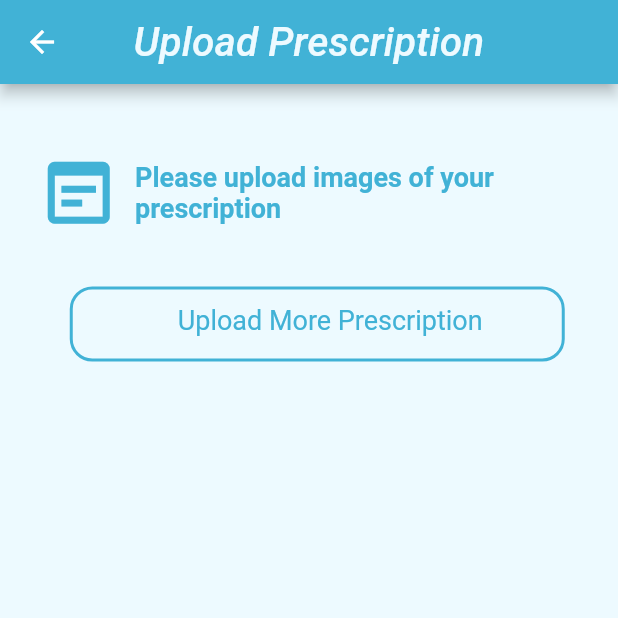
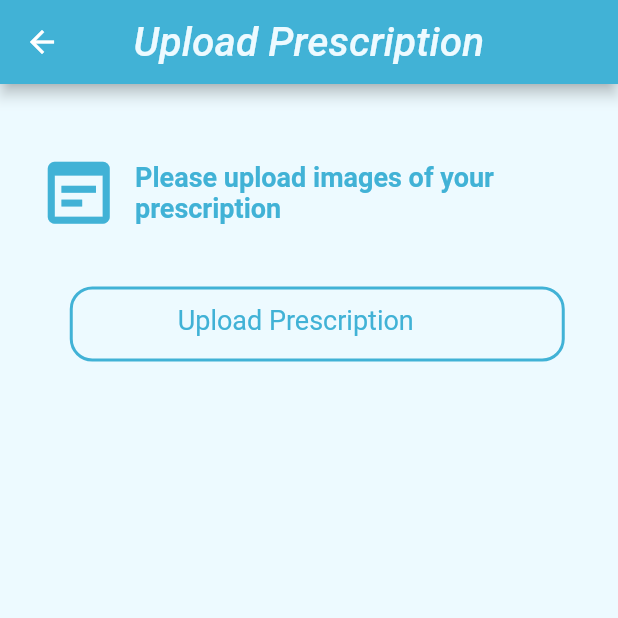
Before and after one commit to Tamaraamis/PharmaRoad, a Flutter app: the uploadpic screen opened by its route, on a phone screen of 412 x 824 dp, the top half of it. Run offline on Flutter 3.47's test engine with Material 2 defaults, Android fonts, the phone set to English and light mode, and no system bars; our stand-ins replace get; missing offline and left inert: flutter_phone_direct_caller.

Commit message:
delete more

```diff
--- a/lib/home/uploadpic.dart
+++ b/lib/home/uploadpic.dart
@@ -34,7 +34,7 @@ body: SingleChildScrollView(
       Container(child: GestureDetector(
         child:Container(
           margin: EdgeInsets.only(top:10,left: 70),
-          child: Text("Upload More Prescription",style: TextStyle(fontSize: 18,color:Color(0xff41b2d6) ),)),
+          child: Text("Upload Prescription",style: TextStyle(fontSize: 18,color:Color(0xff41b2d6) ),)),
           onTap: () {
             showDialog(context: context, builder: (context)
         {
```
